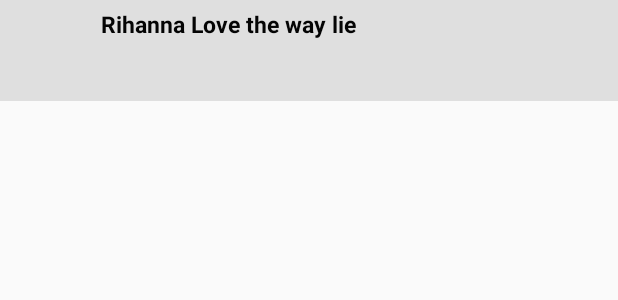
After one commit to CamilaMoscatelli/WhereToGo, an Android app: the layout results_row.xml on its own in the app's theme, with its tools: preview values and no code run, on a phone screen of 412 x 824 dp. The commit adds this screen. Shown: the top 300 px of the screen. Run offline under Robolectric (Android 15) with nearby library versions, the phone set to English and light mode, and no system bars.

Commit message:
Search results view

```diff
--- a/app/build.gradle
+++ b/app/build.gradle
@@ -25,4 +25,10 @@
 
     compile 'com.loopj.android:android-async-http:1.4.9'
     compile 'com.android.support:design:23.0.1'
+    compile 'com.squareup.picasso:picasso:2.5.2'
+
+    // retrofit, gson
+    compile 'com.google.code.gson:gson:2.6.2'
+    compile 'com.squareup.retrofit2:retrofit:2.0.2'
+    compile 'com.squareup.retrofit2:converter-gson:2.0.2'
 }
--- a/app/src/main/AndroidManifest.xml
+++ b/app/src/main/AndroidManifest.xml
@@ -3,6 +3,7 @@
     package="com.example.grupo8webir.WhereToGo">
 
     <uses-permission android:name="android.permission.INTERNET" />
+    <uses-permission android:name="android.permission.ACCESS_NETWORK_STATE" />
 
     <application
         android:allowBackup="true"
@@ -19,9 +20,6 @@
             </intent-filter>
         </activity>
         <activity
-            android:name=".ui.resultsActivity"
-            android:label="@string/title_activity_results"></activity>
-        <activity
             android:name=".ui.ResultsActivity"
             android:label="@string/title_activity_results"></activity>
         <activity android:name=".ui.filtros"></activity>
--- a/app/src/main/java/com/example/grupo8webir/WhereToGo/ui/MainActivity.java
+++ b/app/src/main/java/com/example/grupo8webir/WhereToGo/ui/MainActivity.java
@@ -3,12 +3,17 @@
 import android.content.Intent;
 import android.support.v7.app.AppCompatActivity;
 import android.os.Bundle;
+import android.util.Log;
 import android.view.Menu;
 import android.view.MenuItem;
 import android.view.View;
 import android.view.WindowManager;
 
 import com.example.grupo8webir.WhereToGo.R;
+import com.loopj.android.http.AsyncHttpClient;
+import com.loopj.android.http.AsyncHttpResponseHandler;
+
+import cz.msebera.android.httpclient.Header;
 
 public class MainActivity extends AppCompatActivity {
 
--- a/app/src/main/java/com/example/grupo8webir/WhereToGo/ui/ViewPagerAdapter.java
+++ b/app/src/main/java/com/example/grupo8webir/WhereToGo/ui/ViewPagerAdapter.java
@@ -16,14 +16,12 @@
 
     @Override
     public Fragment getItem(int position) {
-        return new TabFragment();    // Which Fragment should be dislpayed by the viewpager for the given position
-        // In my case we are showing up only one fragment in all the three tabs so we are
-        // not worrying about the position and just returning the TabFragment
+        return TabFragment.newInstance(position);
     }
 
     @Override
     public int getCount() {
-        return 3;           // As there are only 3 Tabs
+        return 3;
     }
 
 }
--- /dev/null
+++ b/app/src/main/res/layout/results_row.xml
@@ -0,0 +1,50 @@
+<?xml version="1.0" encoding="utf-8"?>
+<RelativeLayout xmlns:android="http://schemas.android.com/apk/res/android"
+    android:layout_width="fill_parent"
+    android:layout_height="wrap_content"
+    android:background="#dfdfdf"
+    android:orientation="horizontal"
+    android:padding="5dip" >
+
+    <!--  ListRow Left side Thumbnail image -->
+    <LinearLayout
+        android:id="@+id/thumbnail"
+        android:layout_width="wrap_content"
+        android:layout_height="wrap_content"
+        android:padding="3dip"
+        android:layout_alignParentLeft="true"
+        android:layout_marginRight="5dip">
+
+        <ImageView
+            android:id="@+id/eventImage"
+            android:layout_width="50dip"
+            android:layout_height="50dip" />
+
+    </LinearLayout>
+
+    <!-- Event title -->
+    <TextView
+        android:id="@+id/eventName"
+        android:layout_width="wrap_content"
+        android:layout_height="wrap_content"
+        android:layout_alignTop="@+id/thumbnail"
+        android:layout_toRightOf="@+id/thumbnail"
+        android:text="Rihanna Love the way lie"
+        android:textColor="#040404"
+        android:typeface="sans"
+        android:textSize="15dip"
+        android:textStyle="bold"/>
+
+    <!-- Event Description -->
+    <TextView
+        android:id="@+id/description"
+        android:layout_width="fill_parent"
+        android:layout_height="wrap_content"
+        android:layout_below="@id/eventName"
+        android:textColor="#343434"
+        android:textSize="10dip"
+        android:layout_marginTop="1dip"
+        android:layout_toRightOf="@+id/thumbnail"
+        android:text="" />
+
+</RelativeLayout>
--- a/app/src/main/res/values/strings.xml
+++ b/app/src/main/res/values/strings.xml
@@ -5,8 +5,6 @@
     <string name="startImageView">startImageView</string>
     <string name="startAppButton">GO FIND!</string>
     <string name="title_activity_filters">FiltersActivity</string>
-    <string name="title_activity_results">resultsActivity</string>
-
-    <string name="hello_world">Hello world!</string>
+    <string name="title_activity_results">Events</string>
 
 </resources>
--- a/app/src/main/res/values/styles.xml
+++ b/app/src/main/res/values/styles.xml
@@ -13,7 +13,11 @@
         <item name="android:textColor" >#ffffff</item>
         <item name="android:gravity" >center</item>
         <item name="android:layout_margin" >10dp</item>
-        <item name="android:textSize" >30dp</item>
+        <item name="android:textSize" >30sp</item>
         <item name="android:textStyle" >bold</item>
     </style>
+
+    <style name="ToolBarStyle" parent="Widget.AppCompat.Toolbar">
+        <item name="actionMenuTextColor">@android:color/white</item>
+    </style>
 </resources>
```
Also changed, not shown: app/src/main/java/com/example/grupo8webir/WhereToGo/api/ApiInterface.java (added, +28 -0 lines), app/src/main/java/com/example/grupo8webir/WhereToGo/api/ComunicationManager.java (+39 -8 lines), app/src/main/java/com/example/grupo8webir/WhereToGo/api/RestClient.java (+13 -24 lines), app/src/main/java/com/example/grupo8webir/WhereToGo/model/Event.java (+79 -6 lines), app/src/main/java/com/example/grupo8webir/WhereToGo/model/EventResponse.java (added, +52 -0 lines), app/src/main/java/com/example/grupo8webir/WhereToGo/model/Show.java (added, +51 -0 lines), app/src/main/java/com/example/grupo8webir/WhereToGo/ui/ResultsActivity.java (+36 -18 lines), app/src/main/java/com/example/grupo8webir/WhereToGo/ui/TabFragment.java (+58 -1 lines), app/src/main/java/com/example/grupo8webir/WhereToGo/utils/CustomAdapter.java (added, +55 -0 lines), app/src/main/res/layout/tabs.xml (+12 -6 lines), 1 other file.
